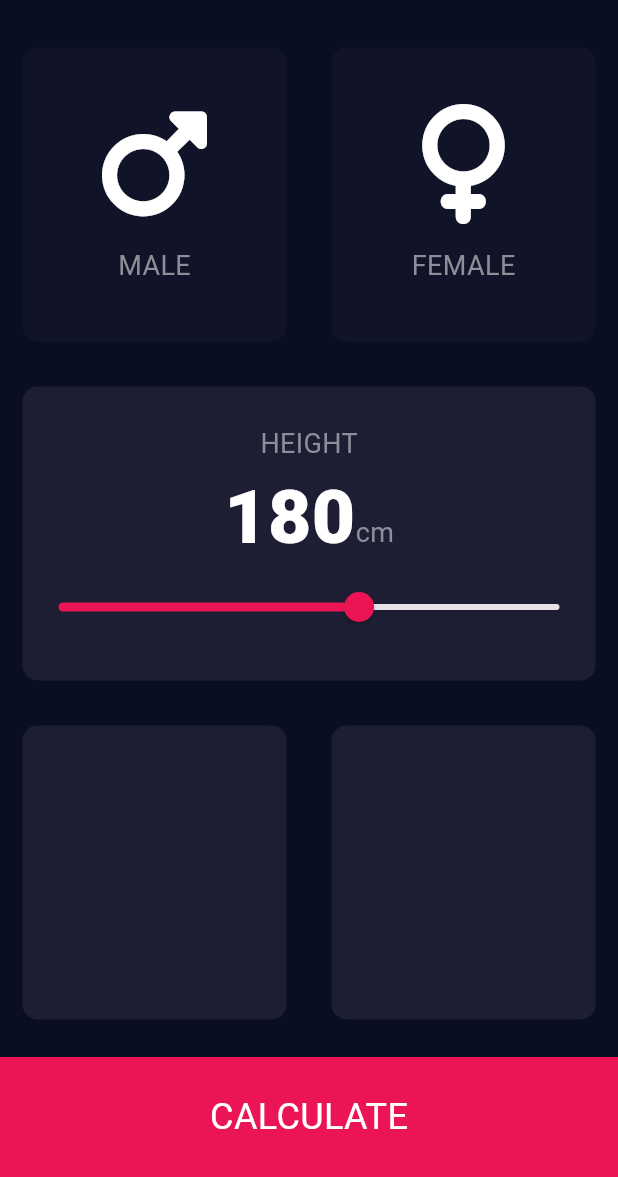
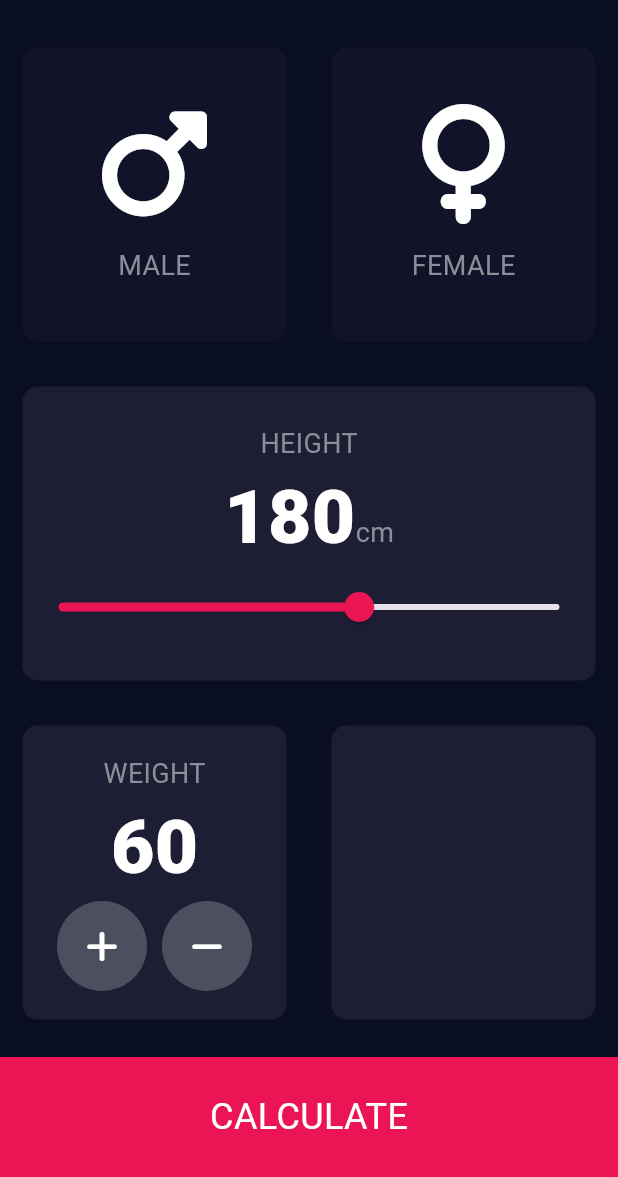
Before and after one commit to bishoyelmalah/bmi_calculator, a Flutter app: the screen it shows after launch, on a phone screen of 412 x 824 dp, the part 59-1236 px from its top. Run offline on Flutter 3.47's test engine with Material 3 defaults, Android fonts, the phone set to English and light mode, and no system bars; our stand-ins replace font_awesome_flutter.

Commit message:
Add weight input functionality and icon button for BMI calculator

```diff
--- a/lib/constants.dart
+++ b/lib/constants.dart
@@ -3,6 +3,7 @@ import 'package:flutter/material.dart';
 const Color kActiveCardColor = Color(0xFF1D1E33);
 const Color kInactiveCardColor = Color(0xFF111328);
 const Color kBottomContainerColor = Color(0xFFEB1555);
+const Color kIconColor = Color(0xFF4C4F5E);
 const double kBottomContainerHeight = 80;
 
 const TextStyle kLabelTextStyle = TextStyle(
--- a/lib/input_page.dart
+++ b/lib/input_page.dart
@@ -15,6 +15,7 @@ class _InputPageState extends State<InputPage> {
   Color maleCardColor = kInactiveCardColor;
   Color femaleCardColor = kInactiveCardColor;
   int height = 180;
+  int weight = 60;
 
   @override
   Widget build(BuildContext context) {
@@ -111,6 +112,43 @@ class _InputPageState extends State<InputPage> {
                 Expanded(
                   child: InputCard(
                     bgColor: kActiveCardColor,
+                    cardChild: Column(
+                      mainAxisAlignment: MainAxisAlignment.center,
+                      children: [
+                        Text(
+                          'WEIGHT',
+                          style: kLabelTextStyle,
+                        ),
+                        Text(
+                          weight.toString(),
+                          style: kNumbersTextSyle,
+                        ),
+                        Row(
+                          mainAxisAlignment: MainAxisAlignment.center,
+                          children: [
+                            RoundIconButton(
+                              icon: FontAwesomeIcons.plus,
+                              onPressed: () {
+                                setState(() {
+                                  weight++;
+                                });
+                              },
+                            ),
+                            SizedBox(
+                              width: 10,
+                            ),
+                            RoundIconButton(
+                              icon: FontAwesomeIcons.minus,
+                              onPressed: () {
+                                setState(() {
+                                  weight--;
+                                });
+                              },
+                            )
+                          ],
+                        )
+                      ],
+                    ),
                   ),
                 ),
                 Expanded(
@@ -137,3 +175,25 @@ class _InputPageState extends State<InputPage> {
     );
   }
 }
+
+class RoundIconButton extends StatelessWidget {
+  const RoundIconButton({super.key, this.icon, this.onPressed});
+
+  final IconData? icon;
+  final GestureTapCallback? onPressed;
+
+  @override
+  Widget build(BuildContext context) {
+    return GestureDetector(
+      onTap: onPressed,
+      child: CircleAvatar(
+        backgroundColor: kIconColor,
+        radius: 30,
+        child: Icon(
+          icon,
+          color: Colors.white,
+        ),
+      ),
+    );
+  }
+}
```
Also changed, not shown: 4 other files.
